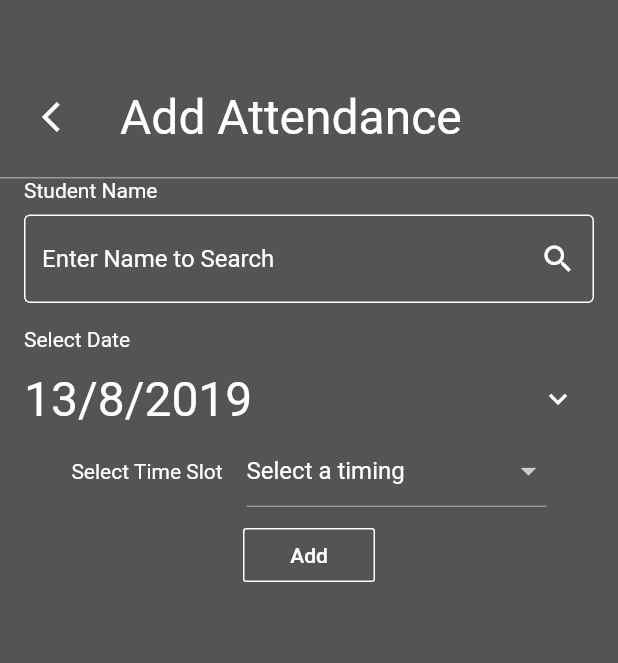
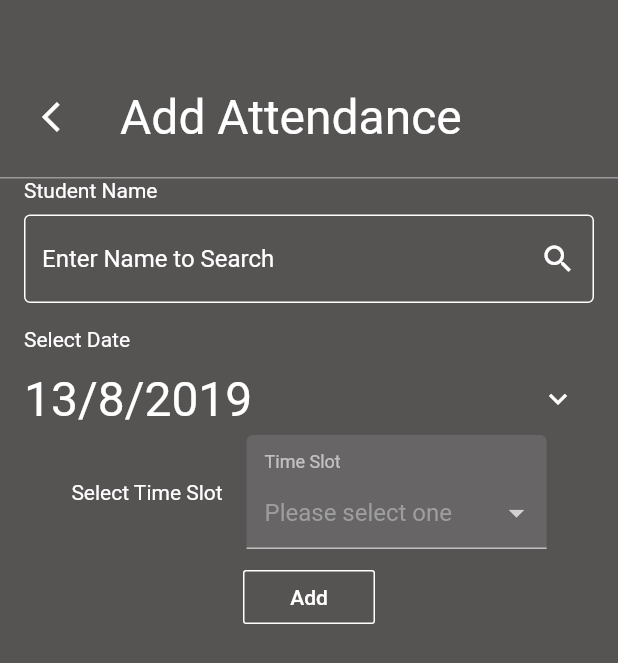
Before and after one commit to gat786/fitattend, a Flutter app: the AddAttendance screen opened by its route, on a phone screen of 412 x 824 dp. Shown: the top 663 px of the screen. Run offline on Flutter 3.47's test engine with Material 2 defaults, Android fonts, the phone set to English and light mode, and no system bars; drawn by our look-alikes of dropdown_formfield; our stand-ins replace flutter_calendar_carousel, flutter_typeahead, sqflite; missing offline and left inert: esys_flutter_share; accounts and stored records are empty.

Commit message:
almost completed

```diff
--- a/lib/main.dart
+++ b/lib/main.dart
@@ -6,6 +6,7 @@ import 'package:fitattend/pages/add_attendance.dart';
 import 'package:fitattend/pages/view_attendance.dart';
 import 'package:fitattend/pages/add_fees.dart';
 import 'package:fitattend/pages/view_fees.dart';
+import 'package:fitattend/pages/generate_receipt.dart';
 
 import 'package:fitattend/utils/navbar.dart';
 
@@ -32,7 +33,8 @@ class MyApp extends StatelessWidget {
         'addattendance': (context) => AddAttendance(),
         'viewattendance': (context) => ViewAttendance(),
         'viewfees': (context) => ViewFees(),
-        'addfees': (context) => AddFees()
+        'addfees': (context) => AddFees(),
+        'genreceipt':(context)=>GenerateReceipt()
       },
     );
   }
--- a/lib/pages/add_attendance.dart
+++ b/lib/pages/add_attendance.dart
@@ -1,4 +1,5 @@
 import 'package:flutter/material.dart';
+import 'package:dropdown_formfield/dropdown_formfield.dart';
 
 import 'package:fitattend/utils/navbar.dart';
 import 'package:fitattend/utils/database_helper.dart';
@@ -18,6 +19,24 @@ class _AddAttendanceState extends State<AddAttendance> {
   var valueToStore = DateTime.now().toString();
   var selectedDate;
 
+  var list = [
+    {
+      "display": "6 - 7 morning",
+      "value": "6 - 7 morning",
+    },
+    {
+      "display":"7 - 8 morning",
+      "value": "7 - 8 morning",
+    },
+    {
+      "display": "5 - 6 evening",
+      "value": "5 - 6 evening",
+    },
+    {
+      "display":"6 - 7 evening",
+      "value": "6 - 7 evening",
+    }];
+
   var selectedStudent = Student();
   var students = List<Student>();
   var _suggestController = TextEditingController();
@@ -26,7 +45,7 @@ class _AddAttendanceState extends State<AddAttendance> {
 
   static var _formkey = GlobalKey<FormState>();
 
-  var dropdownValue = "SelectSomething";
+  var dropdownValue;
   @override
   Widget build(BuildContext context) {
 
@@ -106,40 +125,31 @@ class _AddAttendanceState extends State<AddAttendance> {
                                 data: ThemeData.dark(),
                                 child: Container(
                                   width: 200,
-                                  child: DropdownButtonFormField<String>(
-                                    items: [
-                                      DropdownMenuItem<String>(
-                                        child: Text("Select a timing"),
-                                        value: "SelectSomething",
-                                      ),
-                                      DropdownMenuItem<String>(
-                                        child: Text("6 - 7 morning"),
-                                        value: "6 - 7 morning",
-                                      ),
-                                      DropdownMenuItem<String>(
-                                        child: Text("7 - 8 morning"),
-                                        value: "7 - 8 morning",
-                                      ),
-                                      DropdownMenuItem<String>(
-                                        child: Text("5 - 6 evening"),
-                                        value: "5 - 6 evening",
-                                      ),
-                                      DropdownMenuItem<String>(
-                                        child: Text("6 - 7 evening"),
-                                        value: "6 - 7 evening",
-                                      )
-                                    ],
-                                    value: dropdownValue,
-                                    onChanged: (val){
-                                      setState(() {
-                                        dropdownValue = val;
-                                      });
-                                    },
-                                    validator: (val) => (val==dropdownValue)?"Please Choose something":null,
-
+                                  child: DropDownFormField(
+                                      titleText: "Time Slot",
+                                      hintText: "Please select one",
+                                      dataSource: list,
+                                      textField: 'display',
+                                      valueField: 'value',
+                                      value:dropdownValue,
+                                      onChanged: (val){
+                                        setState(() {
+                                          dropdownValue = val;
+                                        });
+                                      },
+                                      onSaved: (val){
+                                        setState(() {
+                                          dropdownValue = val;
+                                        });
+                                      },
+                                      errorText: "Cannot be Empty",
+                                      validator: (value){
+                                        return (value == null || value == "")?"Cannot be empty":null;
+                                      }
                                   ),
                                 ),
                               ),
+
                             ],
                             crossAxisAlignment: CrossAxisAlignment.center,
                           ),
@@ -154,7 +164,7 @@ class _AddAttendanceState extends State<AddAttendance> {
                                     var attendanceInstance = Attendance(
                                         studentId: selectedStudent.id,
                                         date: valueToStore,
-                                        timing: _defaultDropdownValue
+                                        timing: dropdownValue
                                     );
                                     var helper = DatabaseHelper();
                                     helper.addAttendance(attendanceInstance);
--- a/pubspec.yaml
+++ b/pubspec.yaml
@@ -26,6 +26,8 @@ dependencies:
   sqflite : ^1.1.6
   flutter_typeahead : ^1.6.1
   flutter_calendar_carousel: ^1.3.18
+  dropdown_formfield: ^0.1.0
+  esys_flutter_share: ^1.0.2
 
 dev_dependencies:
   flutter_test:
```
Also changed, not shown: lib/pages/add_fees.dart (+59 -31 lines), lib/pages/generate_receipt.dart (added, +109 -0 lines), pubspec.lock.
